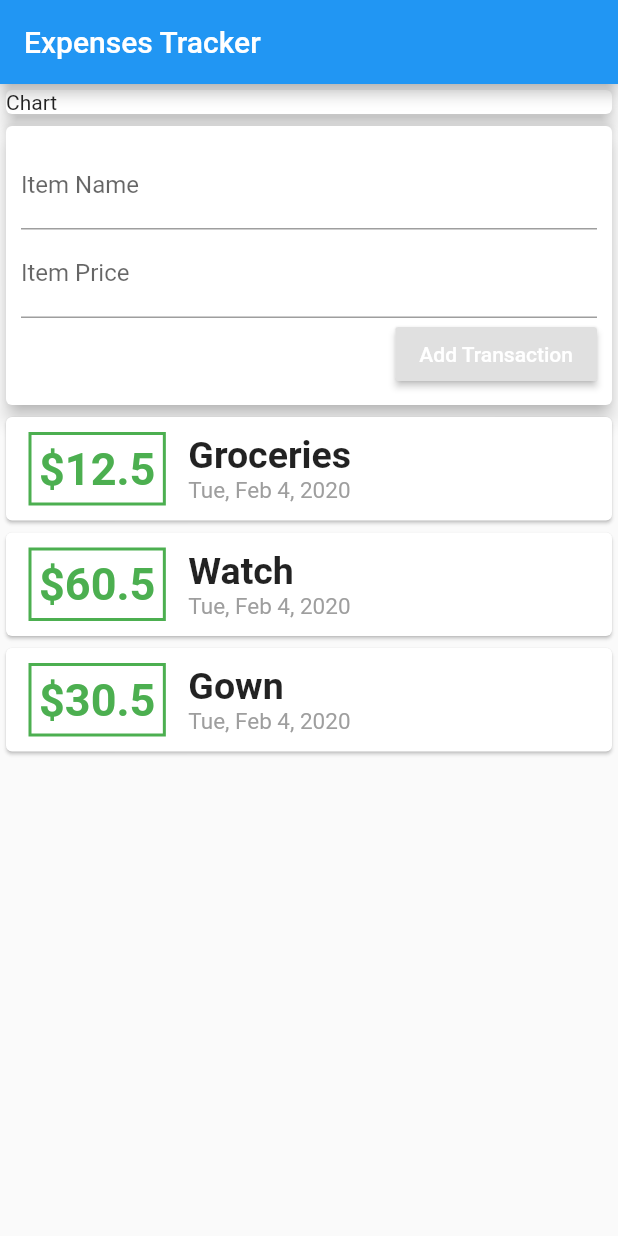
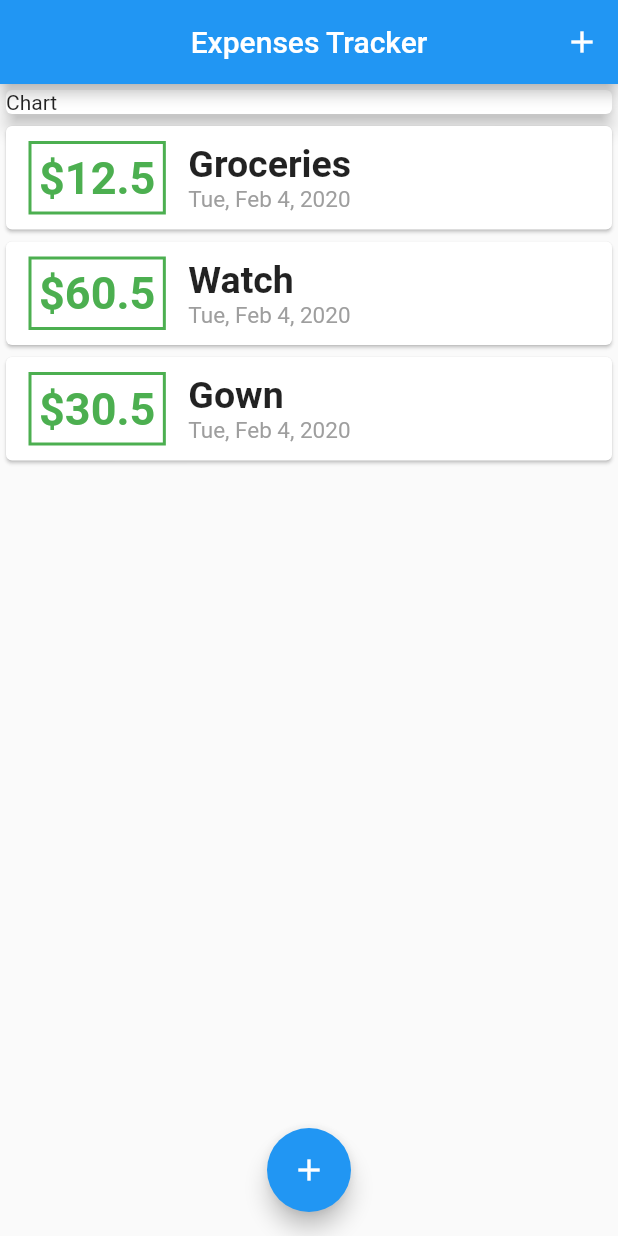
Before and after one commit to Bipana/Expenses-tracker, a Flutter app: the screen it shows after launch, on a phone screen of 412 x 824 dp. Run offline on Flutter 3.47's test engine with Material 2 defaults, Android fonts, the phone set to English and light mode, and no system bars.

Commit message:
this is expense tracker

```diff
--- a/lib/main.dart
+++ b/lib/main.dart
@@ -1,7 +1,9 @@
-import 'package:expenses_tracker/Transaction.dart';
-import 'package:flutter/cupertino.dart';
+import 'package:expenses_tracker/models/Transaction.dart';
+import 'package:expenses_tracker/widgets/new_transaction.dart';
+
+import 'package:expenses_tracker/widgets/transaction_list.dart';
+
 import 'package:flutter/material.dart';
-import 'package:intl/intl.dart';
 
 void main() => runApp(MyApp());
 
@@ -9,12 +11,7 @@ class MyApp extends StatelessWidget {
   @override
   Widget build(BuildContext context) {
     return MaterialApp(
-      home: Scaffold(
-        appBar: AppBar(
-          title: Text("Expenses Tracker"),
-        ),
-        body: ExpensePage(),
-      ),
+      home: ExpensePage(),
     );
   }
 }
@@ -25,18 +22,46 @@ class ExpensePage extends StatefulWidget {
 }
 
 class _ExpensePageState extends State<ExpensePage> {
-  List<Transaction> transactions = [
+  List<Transaction> _usertransactions = [
     Transaction(
         itemName: "Groceries", itemPrice: 12.50, itemDate: DateTime.now()),
     Transaction(itemName: "Watch", itemPrice: 60.50, itemDate: DateTime.now()),
     Transaction(itemName: "Gown", itemPrice: 30.50, itemDate: DateTime.now()),
   ];
 
-  String itemName;
-  String itemPrice;
+  void _addNewTransaction(String txName, double txPrice) {
+    final newTx = Transaction(
+        itemName: txName, itemPrice: txPrice, itemDate: DateTime.now());
+    setState(() {
+      _usertransactions.add(newTx);
+    });
+  }
+
+  void _showAddTransaction(BuildContext bCtx) {
+    showModalBottomSheet(
+        context: bCtx,
+        builder: (ctx) {
+          return NewTransaction(_addNewTransaction);
+        });
+  }
+
   @override
   Widget build(BuildContext context) {
-    return Column(
+    return Scaffold(
+      appBar: AppBar(
+        title: Text("Expenses Tracker"),
+        centerTitle: true,
+        actions: <Widget>[
+          IconButton(
+            icon: Icon(Icons.add, color: Colors.white),
+            onPressed: () {
+              _showAddTransaction(context);
+            },
+          ),
+        ],
+      ),
+      body: SingleChildScrollView(
+        child: Column(
           children: <Widget>[
             Container(
               width: double.infinity,
@@ -45,89 +70,20 @@ class _ExpensePageState extends State<ExpensePage> {
                 elevation: 5,
               ),
             ),
-        Card(
-          elevation: 5,
-          child: Container(
-            padding: EdgeInsets.all(10),
-            child: Column(
-              crossAxisAlignment: CrossAxisAlignment.end,
-              children: <Widget>[
-                TextField(
-                    decoration: InputDecoration(
-                      labelText: "Item Name",
-                    ),
-                    onChanged: (val) {
-                      itemName = val;
-                    }),
-                TextField(
-                    decoration: InputDecoration(
-                      labelText: "Item Price",
-                    ),
-                    onChanged: (val) {
-                      itemPrice = val;
-                    }),
-                RaisedButton(
-                  child: Text("Add Transaction"),
-                  textColor: Colors.white,
-                  onPressed: () {
-                    setState(() {
-                      transactions.add(Transaction(
-                          itemPrice: double.parse(itemPrice),
-                          itemDate: DateTime.now()));
-                    });
-                  },
-                )
+            Transactionlist(_usertransactions),
           ],
         ),
       ),
+      floatingActionButtonLocation: FloatingActionButtonLocation.centerFloat,
+      floatingActionButton: FloatingActionButton(
+        child: Icon(
+          Icons.add,
+          color: Colors.white,
         ),
-        Column(
-          children: transactions.map((tx) {
-            return Card(
-              child: Row(
-                children: <Widget>[
-                  Container(
-                    child: Text(
-                      '\$' + tx.itemPrice.toString(),
-                      style: TextStyle(
-                        color: Colors.green,
-                        fontSize: 30.0,
-                        fontWeight: FontWeight.bold,
+        onPressed: () {
+          _showAddTransaction(context);
+        },
       ),
-                    ),
-                    decoration: BoxDecoration(
-                        border: Border.all(
-                      color: Colors.green,
-                      width: 2,
-                    )),
-                    margin: EdgeInsets.symmetric(vertical: 10, horizontal: 15),
-                    padding: EdgeInsets.all(5.0),
-                  ),
-                  Column(
-                    crossAxisAlignment: CrossAxisAlignment.start,
-                    children: <Widget>[
-                      Text(
-                        tx.itemName,
-                        style: TextStyle(
-                          fontWeight: FontWeight.bold,
-                          fontSize: 25.0,
-                        ),
-                      ),
-                      Text(
-                        DateFormat.yMMMEd().format(tx.itemDate),
-                        style: TextStyle(
-                          fontSize: 15.0,
-                          color: Colors.grey,
-                        ),
-                      ),
-                    ],
-                  )
-                ],
-              ),
-            );
-          }).toList(),
-        )
-      ],
     );
   }
 }
--- /dev/null
+++ b/lib/widgets/transaction_list.dart
@@ -0,0 +1,63 @@
+import 'package:expenses_tracker/models/Transaction.dart';
+import 'package:flutter/material.dart';
+import 'package:intl/intl.dart';
+
+class Transactionlist extends StatelessWidget {
+  final List<Transaction> transactions;
+
+  Transactionlist(this.transactions);
+
+  @override
+  Widget build(BuildContext context) {
+    return Container(
+      height: 300,
+      child: ListView.builder(
+          itemCount: transactions.length,
+          itemBuilder: (ctx, index) {
+            return Card(
+              child: Row(
+                children: <Widget>[
+                  Container(
+                    child: Text(
+                      '\$' + transactions[index].itemPrice.toString(),
+                      style: TextStyle(
+                        color: Colors.green,
+                        fontSize: 30.0,
+                        fontWeight: FontWeight.bold,
+                      ),
+                    ),
+                    decoration: BoxDecoration(
+                        border: Border.all(
+                      color: Colors.green,
+                      width: 2,
+                    )),
+                    margin: EdgeInsets.symmetric(vertical: 10, horizontal: 15),
+                    padding: EdgeInsets.all(5.0),
+                  ),
+                  Column(
+                    crossAxisAlignment: CrossAxisAlignment.start,
+                    children: <Widget>[
+                      Text(
+                        transactions[index].itemName,
+                        style: TextStyle(
+                          fontWeight: FontWeight.bold,
+                          fontSize: 25.0,
+                        ),
+                      ),
+                      Text(
+                        DateFormat.yMMMEd()
+                            .format(transactions[index].itemDate),
+                        style: TextStyle(
+                          fontSize: 15.0,
+                          color: Colors.grey,
+                        ),
+                      ),
+                    ],
+                  )
+                ],
+              ),
+            );
+          }),
+    );
+  }
+}
```
Also changed, not shown: lib/widgets/new_transaction.dart (added, +62 -0 lines), lib/models/Transaction.dart (renamed from lib/Transaction.dart). Lines whose indentation alone changed are shown as unchanged.
